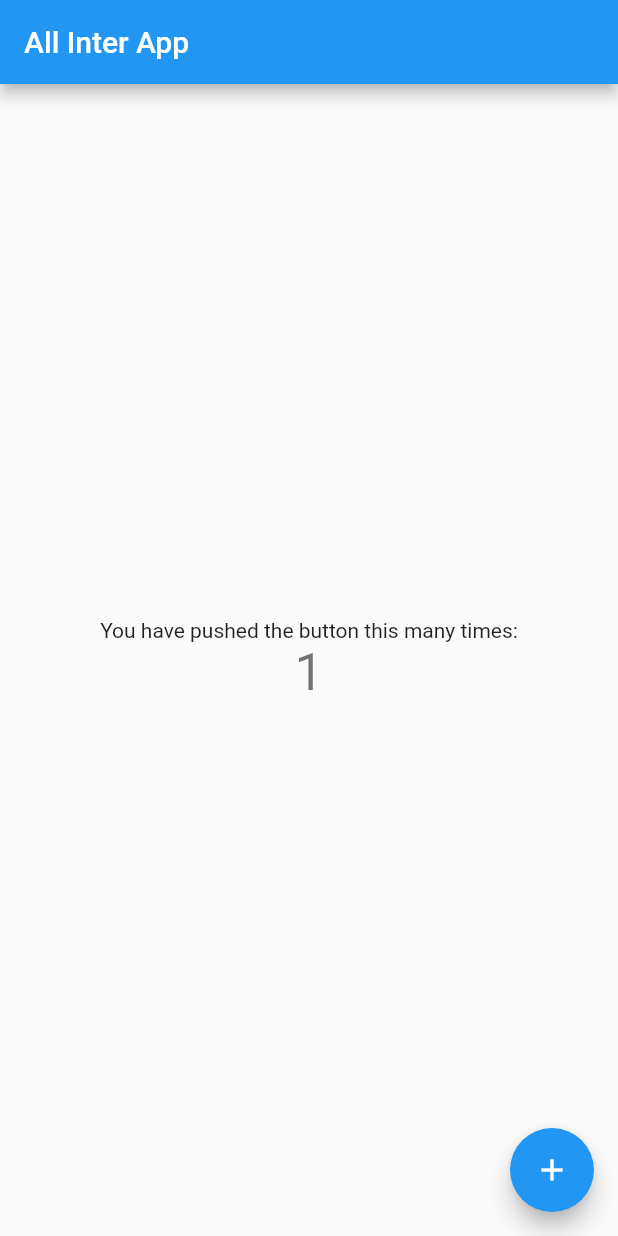
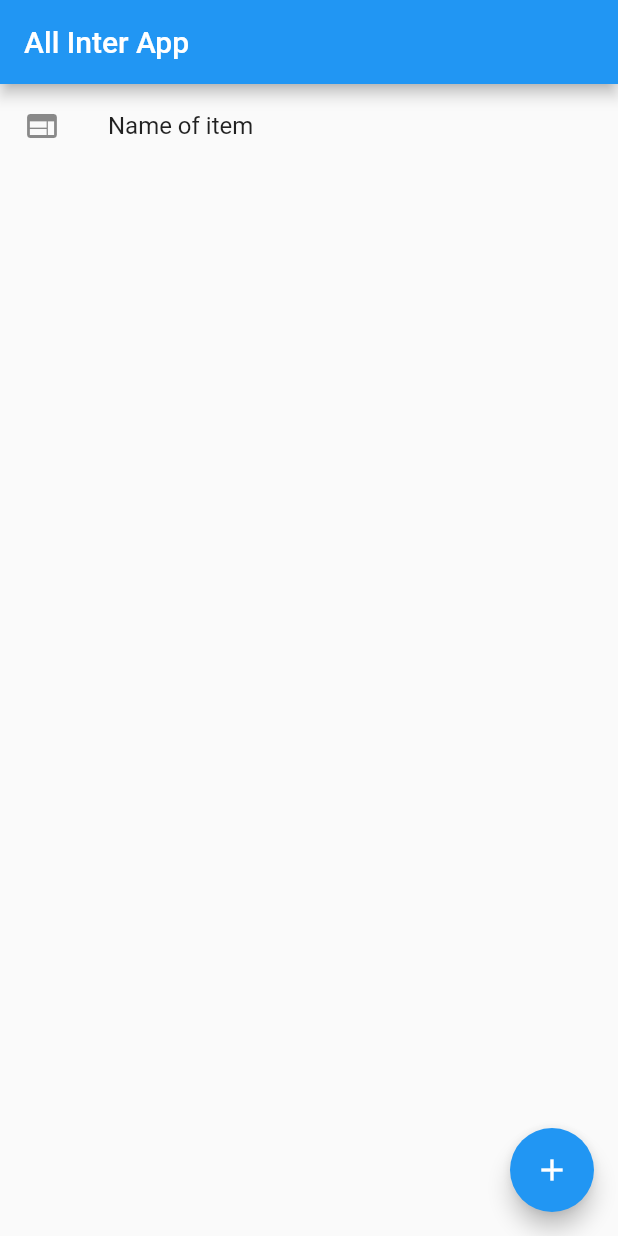
Before and after one commit to samramez/Flutter_Practice, a Flutter app: the screen it shows after launch, after a tap on the "add" icon, on a phone screen of 412 x 824 dp. Run offline on Flutter 3.47's test engine with Material 2 defaults, Android fonts, the phone set to English and light mode, and no system bars.

Commit message:
Created a transition between two pages.

```diff
--- a/lib/main.dart
+++ b/lib/main.dart
@@ -1,3 +1,4 @@
+import 'package:all_inter/second.dart';
 import 'package:flutter/material.dart';
 
 void main() => runApp(MyApp());
@@ -71,36 +72,23 @@ class _MyHomePageState extends State<MyHomePage> {
         // the App.build method, and use it to set our appbar title.
         title: Text(widget.title),
       ),
-      body: Center(
-        // Center is a layout widget. It takes a single child and positions it
-        // in the middle of the parent.
-        child: Column(
-          // Column is also layout widget. It takes a list of children and
-          // arranges them vertically. By default, it sizes itself to fit its
-          // children horizontally, and tries to be as tall as its parent.
-          //
-          // Invoke "debug painting" (press "p" in the console, choose the
-          // "Toggle Debug Paint" action from the Flutter Inspector in Android
-          // Studio, or the "Toggle Debug Paint" command in Visual Studio Code)
-          // to see the wireframe for each widget.
-          //
-          // Column has various properties to control how it sizes itself and
-          // how it positions its children. Here we use mainAxisAlignment to
-          // center the children vertically; the main axis here is the vertical
-          // axis because Columns are vertical (the cross axis would be
-          // horizontal).
-          mainAxisAlignment: MainAxisAlignment.center,
-          children: <Widget>[
-            Text(
-              'You have pushed the button this many times:',
-            ),
-            Text(
-              '$_counter',
-              style: Theme.of(context).textTheme.display1,
-            ),
-          ],
-        ),
+
+      body: new ListView.builder(
+        itemCount: _counter,
+        itemBuilder: (context, index) {
+          return ListTile(
+            leading: const Icon(Icons.web),
+            title: Text("Name of item"),
+            onTap: () {
+              Navigator.push(
+                  context,
+                  MaterialPageRoute(builder: (context) => SecondPage())
+              );
+            },
+          );
+        },
       ),
+
       floatingActionButton: FloatingActionButton(
         onPressed: _incrementCounter,
         tooltip: 'Increment',
```
Also changed, not shown: lib/second.dart (added, +43 -0 lines).
